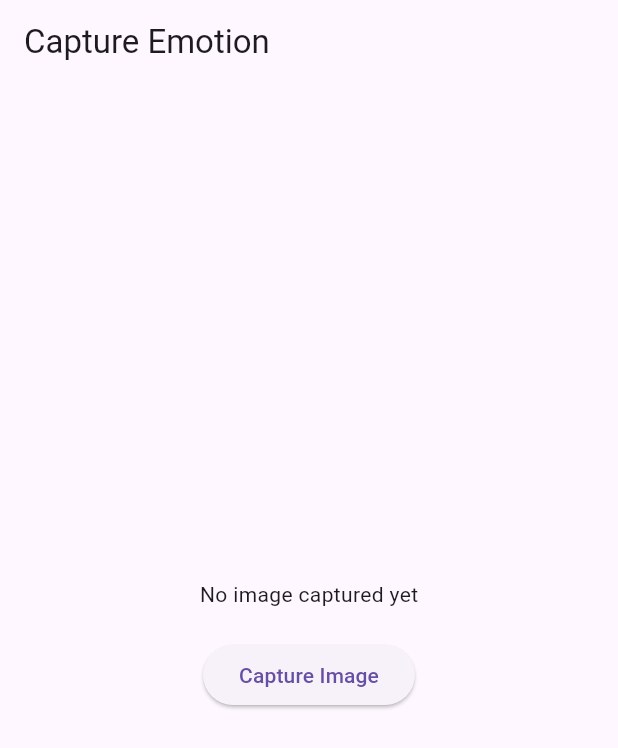
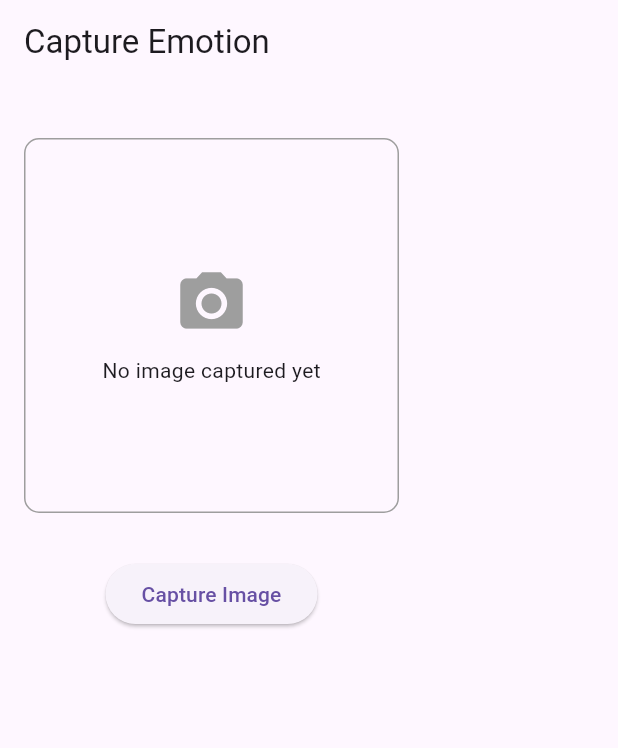
Before and after one commit to VisualComputingAI-ML/Face2Feel, a Flutter app: the screen it shows after launch, after a tap on "Capture Image", on a phone screen of 412 x 824 dp. Shown: the top 748 px of the screen. Run offline on Flutter 3.47's test engine with Material 3 defaults, Android fonts, the light colour scheme and no system bars; our stand-ins replace image_picker, lottie.

Commit message:
emotion detected

```diff
--- a/lib/screens/camera_screen.dart
+++ b/lib/screens/camera_screen.dart
@@ -5,7 +5,6 @@ import 'package:http_parser/http_parser.dart';
 import 'dart:convert';
 
 import 'package:image_picker/image_picker.dart';
-
 class CameraScreen extends StatefulWidget {
   const CameraScreen({super.key});
 
@@ -18,22 +17,35 @@ class _CameraScreenState extends State<CameraScreen> {
   String? _emotion;
   double? _confidence;
   bool _isLoading = false;
-
-  // you’ll import this correctly below
   final picker = ImagePicker();
 
   Future<void> _pickImage() async {
+  try {
     final picked = await picker.pickImage(source: ImageSource.camera);
 
     if (picked != null) {
       setState(() {
         _image = File(picked.path);
         _isLoading = true;
+        _emotion = null;
+        _confidence = null;
       });
 
+      print("📸 Image captured: ${_image!.path}");
+      print("📱 Image size: ${_image!.lengthSync()} bytes");
+      print("🌐 Sending request to server...");
+
+      // Test the connection first
       try {
-        // Change IP below to your laptop's IPv4 (same as in FastAPI)
-        var uri = Uri.parse("http://192.168.43.100:8000/predict");
+        var testResponse = await http.get(Uri.parse("http://10.145.122.110:8000/"));
+        print("✅ Server connection test: ${testResponse.statusCode}");
+        print("✅ Server response: ${testResponse.body}");
+      } catch (e) {
+        print("❌ Server connection failed: $e");
+      }
+
+      var uri = Uri.parse("http://10.145.122.110:8000/predict");
+      print("🔗 API Endpoint: $uri");
 
       var request = http.MultipartRequest('POST', uri);
       request.files.add(await http.MultipartFile.fromPath(
@@ -42,37 +54,47 @@ class _CameraScreenState extends State<CameraScreen> {
         contentType: MediaType('image', 'jpeg'),
       ));
 
+      print("📤 Starting file upload...");
+
       var response = await request.send();
+      print("📥 Response received. Status: ${response.statusCode}");
+
       var responseBody = await response.stream.bytesToString();
+      print("📄 Response body: $responseBody");
 
       if (response.statusCode == 200) {
         var data = jsonDecode(responseBody);
+        print("✅ Prediction successful!");
+        print("🎭 Emotion: ${data["emotion"]}");
+        print("📊 Confidence: ${data["confidence"]}");
+
         setState(() {
           _emotion = data["emotion"];
           _confidence = data["confidence"];
           _isLoading = false;
         });
 
-          if (mounted) {
         ScaffoldMessenger.of(context).showSnackBar(
           SnackBar(
-                content: Text(
-                  "Emotion: $_emotion (Confidence: ${_confidence!.toStringAsFixed(2)})",
-                ),
+            content: Text("Emotion detected: $_emotion!"),
+            backgroundColor: Colors.green,
           ),
         );
+      } else {
+        print("❌ Server error: ${response.statusCode}");
+        throw Exception("Server returned ${response.statusCode}: $responseBody");
       }
-        } else {
-          throw Exception("Server error: ${response.statusCode}");
     }
   } catch (e) {
+    print("💥 ERROR: $e");
     setState(() => _isLoading = false);
+
     ScaffoldMessenger.of(context).showSnackBar(
-          SnackBar(content: Text("Error uploading image: $e")),
+      SnackBar(
+        content: Text("Error: $e"),
+        backgroundColor: Colors.red,
+      ),
     );
-      }
-    } else {
-      print("No image selected");
   }
 }
 
@@ -80,28 +102,95 @@ class _CameraScreenState extends State<CameraScreen> {
   Widget build(BuildContext context) {
     return Scaffold(
       appBar: AppBar(title: const Text("Capture Emotion")),
-      body: Center(
+      body: SingleChildScrollView( // Wrap with SingleChildScrollView to avoid overflow
+        child: Padding(
+          padding: const EdgeInsets.all(16.0),
           child: Column(
             mainAxisAlignment: MainAxisAlignment.center,
+            crossAxisAlignment: CrossAxisAlignment.center,
             children: [
+              const SizedBox(height: 20),
               _image != null
-                ? Image.file(_image!, height: 250)
-                : const Text("No image captured yet"),
-            const SizedBox(height: 20),
+                  ? Container(
+                      height: 250,
+                      width: 250,
+                      decoration: BoxDecoration(
+                        border: Border.all(color: Colors.grey),
+                        borderRadius: BorderRadius.circular(10),
+                      ),
+                      child: Image.file(_image!, fit: BoxFit.cover),
+                    )
+                  : Container(
+                      height: 250,
+                      width: 250,
+                      decoration: BoxDecoration(
+                        border: Border.all(color: Colors.grey),
+                        borderRadius: BorderRadius.circular(10),
+                      ),
+                      child: const Column(
+                        mainAxisAlignment: MainAxisAlignment.center,
+                        children: [
+                          Icon(Icons.camera_alt, size: 50, color: Colors.grey),
+                          SizedBox(height: 10),
+                          Text("No image captured yet"),
+                        ],
+                      ),
+                    ),
+              const SizedBox(height: 30),
               _isLoading
-                ? const CircularProgressIndicator()
+                  ? const Column(
+                      children: [
+                        CircularProgressIndicator(),
+                        SizedBox(height: 10),
+                        Text("Processing image..."),
+                      ],
+                    )
                   : ElevatedButton(
                       onPressed: _pickImage,
                       child: const Text("Capture Image"),
                     ),
-            const SizedBox(height: 20),
+              const SizedBox(height: 30),
               if (_emotion != null)
+                Container(
+                  padding: const EdgeInsets.all(16),
+                  decoration: BoxDecoration(
+                    color: Colors.blue[50],
+                    borderRadius: BorderRadius.circular(10),
+                    border: Border.all(color: Colors.blue),
+                  ),
+                  child: Column(
+                    children: [
                       Text(
-                "Detected Emotion: $_emotion\nConfidence: ${_confidence?.toStringAsFixed(2)}",
-                textAlign: TextAlign.center,
-                style: const TextStyle(fontSize: 18),
+                        "Detected Emotion:",
+                        style: TextStyle(
+                          fontSize: 18,
+                          fontWeight: FontWeight.bold,
+                          color: Colors.blue[700],
+                        ),
+                      ),
+                      const SizedBox(height: 10),
+                      Text(
+                        _emotion!.toUpperCase(),
+                        style: const TextStyle(
+                          fontSize: 24,
+                          fontWeight: FontWeight.bold,
+                          color: Colors.green,
+                        ),
+                      ),
+                      const SizedBox(height: 10),
+                      Text(
+                        "Confidence: ${_confidence!.toStringAsFixed(2)}",
+                        style: TextStyle(
+                          fontSize: 16,
+                          color: Colors.grey[700],
+                        ),
                       ),
                     ],
+                  ),
+                ),
+              const SizedBox(height: 20),
+            ],
+          ),
         ),
       ),
     );
--- a/lib/services/api_services.dart
+++ b/lib/services/api_services.dart
@@ -4,9 +4,10 @@ import 'package:http/http.dart' as http;
 import 'package:http_parser/http_parser.dart';
 
 class ApiService {
-  static const String baseUrl = "http://10.145.79.203:8000"; // your laptop IP
+  static const String baseUrl = "http://10.145.122.110:8000"; // Update this IP
 
   static Future<Map<String, dynamic>> uploadImage(File image) async {
+    try {
       var uri = Uri.parse("$baseUrl/predict");
 
       var request = http.MultipartRequest('POST', uri);
@@ -16,13 +17,21 @@ class ApiService {
         contentType: MediaType('image', 'jpeg'),
       ));
 
+      print("Uploading image to: $uri");
+
       var response = await request.send();
       var responseBody = await response.stream.bytesToString();
+
+      print("Response: ${response.statusCode} - $responseBody");
 
       if (response.statusCode == 200) {
         return jsonDecode(responseBody);
       } else {
-      throw Exception("Failed to upload image: ${response.reasonPhrase}");
+        throw Exception("Failed to upload image: ${response.statusCode} - $responseBody");
+      }
+    } catch (e) {
+      print("ApiService error: $e");
+      rethrow;
     }
   }
 }
```
Also changed, not shown: 1 other file. Lines whose indentation alone changed are shown as unchanged.
